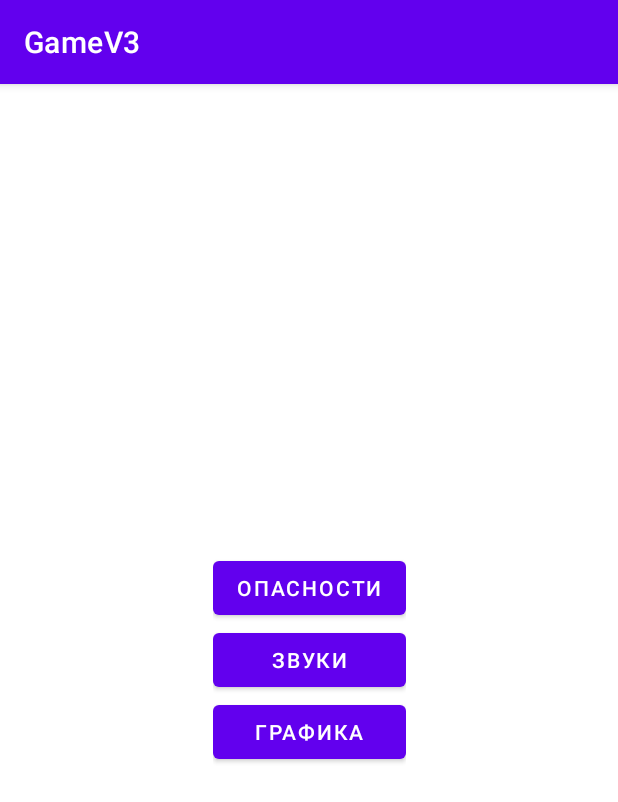
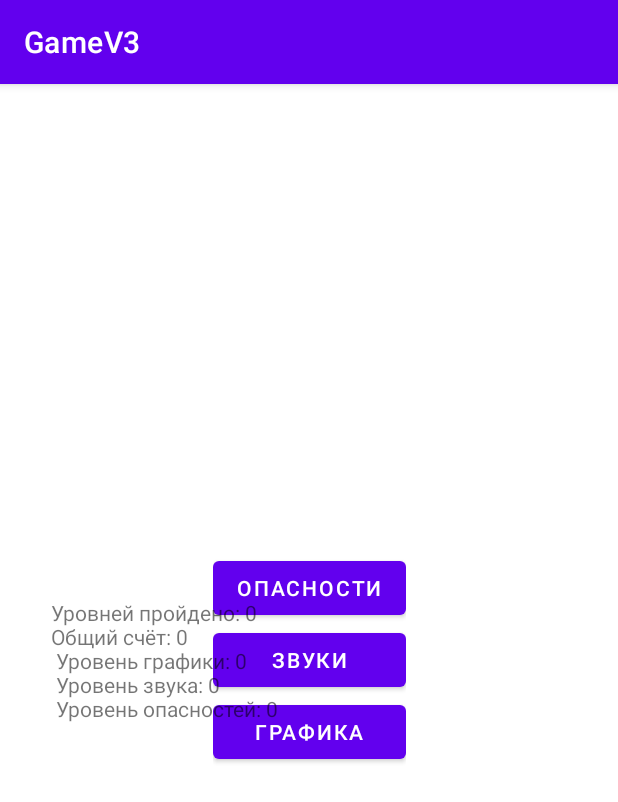
Before and after one commit to iymel-otakpisat/Gamev3, an Android app: the ShopActivity screen opened directly, with no data from a screen before it, on a phone screen of 412 x 824 dp. Shown: the top 802 px of the screen. Run offline under Robolectric (Android 15) with nearby library versions, the phone set to English and light mode, and no system bars.

Commit message:
saving score and game progress

```diff
--- /dev/null
+++ b/app/src/main/java/com/example/gamev3/GameProgress.java
@@ -0,0 +1,54 @@
+package com.example.gamev3;
+
+import android.content.SharedPreferences;
+
+public class GameProgress {
+    boolean gameInProgress;
+    int score;
+    int levelCompleted;
+    int dangerLevel;
+    int graphicsLevel;
+    int soundLevel;
+
+    GameProgress(boolean gameInProgress, int score, int levelCompleted, int dangerLevel, int graphicsLevel, int soundLevel) {
+        this.gameInProgress = gameInProgress;
+        this.score = score;
+        this.levelCompleted = levelCompleted;
+        this.dangerLevel = dangerLevel;
+        this.graphicsLevel = graphicsLevel;
+        this.soundLevel = soundLevel;
+    }
+
+
+    static GameProgress fromPref(SharedPreferences sp) {
+        return new GameProgress(
+                sp.getBoolean("game_in_progress", false),
+                sp.getInt("score", 0),
+                sp.getInt("level_completed", 0),
+                sp.getInt("danger_level", 0),
+                sp.getInt("graphics_level", 0),
+                sp.getInt("sound_level", 0)
+        );
+    }
+
+    public void save(SharedPreferences sp) {
+        SharedPreferences.Editor ed = sp.edit();
+        ed.putBoolean("game_in_progress", gameInProgress);
+        ed.putInt("level_completed", levelCompleted);
+        ed.putInt("score", score);
+        ed.putInt("danger_level", dangerLevel);
+        ed.putInt("graphics_level", graphicsLevel);
+        ed.putInt("sound_level", soundLevel);
+        ed.apply();
+    }
+
+    public void clear(SharedPreferences sp) {
+        gameInProgress = false;
+        score = 0;
+        dangerLevel = 0;
+        graphicsLevel = 0;
+        soundLevel = 0;
+        levelCompleted = 0;
+        save(sp);
+    }
+}
--- a/app/src/main/java/com/example/gamev3/Level0GameView.java
+++ b/app/src/main/java/com/example/gamev3/Level0GameView.java
@@ -40,7 +40,7 @@ public class Level0GameView extends GameView {
         spikes.add(new Spike((float) 0.2, (float) 0.6, (float) 0.1, (float) platformSizeY));
 
         saws = new ArrayList<>();
-        saws.add(new Saw((float) 0.8, (float) 0.1,(float)0.02, (float) 0.1, (float) platformSizeY));
+        saws.add(new Saw((float) 0.4, (float) 0.4, (float) 0.1, (float) 0.5));
 
 
         finish = Finish.from_bottom_part(1.15, 0.2, canvasWidth, canvasHeight, finishImage, finishDoorImage);
--- a/app/src/main/java/com/example/gamev3/Level1GameView.java
+++ b/app/src/main/java/com/example/gamev3/Level1GameView.java
@@ -41,7 +41,7 @@ public class Level1GameView extends GameView {
         spikes.add(new Spike((float) 0.4, (float) 0.2, (float) 0.1, (float) platformSizeY));
 
         saws = new ArrayList<>();
-        saws.add(new Saw((float) 0.4, (float) 0.4,(float) 0.5, (float) 0.1, (float) platformSizeY));
+        saws.add(new Saw((float) 0.4, (float) 0.4, (float) 0.1, (float) platformSizeY));
 
 
         finish = Finish.from_bottom_part(3.1, 0.2, canvasWidth, canvasHeight, finishImage, finishDoorImage);
--- a/app/src/main/java/com/example/gamev3/ShopActivity.java
+++ b/app/src/main/java/com/example/gamev3/ShopActivity.java
@@ -1,10 +1,14 @@
 package com.example.gamev3;
 
 import android.content.Intent;
+import android.content.SharedPreferences;
 import android.os.Bundle;
 import android.widget.Button;
+import android.widget.TextView;
 
 import androidx.appcompat.app.AppCompatActivity;
+
+import java.util.Locale;
 
 public class ShopActivity  extends AppCompatActivity {
 
@@ -12,7 +16,17 @@ public class ShopActivity  extends AppCompatActivity {
     protected void onCreate(Bundle savedInstanceState) {
 
         super.onCreate(savedInstanceState);
+
+        SharedPreferences sp = getSharedPreferences("MyPref", MODE_PRIVATE);
+        GameProgress gp = GameProgress.fromPref(sp);
         setContentView(R.layout.activity_shop);
+
+        TextView t = findViewById(R.id.textView);
+        String text = "Уровней пройдено: " + gp.levelCompleted + "\nОбщий счёт: " + gp.score;
+        text += "\n Уровень графики: " + gp.graphicsLevel;
+        text += "\n Уровень звука: " + gp.soundLevel;
+        text += "\n Уровень опасностей: " + gp.dangerLevel;
+        t.setText(text);
         //Button continuation = findViewById(R.id.button_continue_game);
         //continuation.setOnClickListener(v -> {
         //    Intent myIntent = new Intent(ShopActivity.this, LevelActivity.class);
@@ -22,21 +36,30 @@ public class ShopActivity  extends AppCompatActivity {
         sound.setOnClickListener(v -> {
             //мб создать публичную переменную, а дальше через if
             //тут надо будет хотя бы сделать звук прыжка(мб вообще уберу эту кнопку)
+            ++gp.soundLevel;
+            gp.save(sp);
             Intent myIntent = new Intent(ShopActivity.this, LevelActivity.class);
             ShopActivity.this.startActivity(myIntent);
+            finish();
         });
         Button graphic = findViewById(R.id.graphic_upgrade);
         graphic.setOnClickListener(v -> {
             //пока можно сделать тупо одно изменение графики(например: изначально финишь сделать прямоугольникам, а после то, что уже есть сейчас)
+            ++gp.graphicsLevel;
+            gp.save(sp);
             Intent myIntent = new Intent(ShopActivity.this, LevelActivity.class);
             ShopActivity.this.startActivity(myIntent);
+            finish();
         });
         Button danger = findViewById(R.id.warning_upgrade);
         danger.setOnClickListener(v -> {
             //добавление шипов
             //добавление пил
+            ++gp.dangerLevel;
+            gp.save(sp);
             Intent myIntent = new Intent(ShopActivity.this, LevelActivity.class);
             ShopActivity.this.startActivity(myIntent);
+            finish();
         });
     }
 }
--- a/app/src/main/res/layout/activity_level.xml
+++ b/app/src/main/res/layout/activity_level.xml
@@ -8,6 +8,7 @@
     android:gravity="bottom"
     android:orientation="vertical"
     android:screenOrientation="landscape"
+    android:noHistory="true"
     tools:context=".LevelActivity">
 
     <androidx.constraintlayout.widget.ConstraintLayout
--- a/app/src/main/res/layout/activity_level_complete.xml
+++ b/app/src/main/res/layout/activity_level_complete.xml
@@ -7,6 +7,7 @@
     android:background="#19000000"
     android:orientation="horizontal"
     android:screenOrientation="landscape"
+    android:noHistory="true"
     tools:context=".LevelCompleteActivity">
 
     <LinearLayout
--- a/app/src/main/res/layout/activity_level_gameover.xml
+++ b/app/src/main/res/layout/activity_level_gameover.xml
@@ -7,6 +7,7 @@
     android:background="#19000000"
     android:orientation="horizontal"
     android:screenOrientation="landscape"
+    android:noHistory="true"
     tools:context=".LevelCompleteActivity">
 
     <LinearLayout
--- a/app/src/main/res/layout/activity_main.xml
+++ b/app/src/main/res/layout/activity_main.xml
@@ -6,6 +6,7 @@
     android:layout_height="match_parent"
     android:orientation="horizontal"
     android:screenOrientation="landscape"
+    android:noHistory="true"
     tools:context=".MainActivity">
 
     <LinearLayout
--- a/app/src/main/res/layout/activity_shop.xml
+++ b/app/src/main/res/layout/activity_shop.xml
@@ -6,9 +6,11 @@
     android:layout_height="match_parent"
     android:orientation="horizontal"
     android:screenOrientation="landscape"
+    android:noHistory="true"
     tools:context=".MainActivity">
 
     <LinearLayout
+        android:id="@+id/linearLayout"
         android:layout_width="wrap_content"
         android:layout_height="wrap_content"
         android:orientation="vertical"
@@ -37,5 +39,16 @@
 
     </LinearLayout>
 
+    <TextView
+        android:id="@+id/textView"
+        android:layout_width="wrap_content"
+        android:layout_height="wrap_content"
+        android:text="TextView"
+        app:layout_constraintBottom_toBottomOf="parent"
+        app:layout_constraintEnd_toEndOf="parent"
+        app:layout_constraintHorizontal_bias="0.13"
+        app:layout_constraintStart_toStartOf="parent"
+        app:layout_constraintTop_toTopOf="parent" />
+
 
 </androidx.constraintlayout.widget.ConstraintLayout>
```
Also changed, not shown: app/src/main/java/com/example/gamev3/GameView.java (+4 -3 lines), app/src/main/java/com/example/gamev3/LevelActivity.java (+28 -7 lines), app/src/main/java/com/example/gamev3/MainActivity.java (+14 -1 lines), app/src/main/java/com/example/gamev3/Saw.java (+5 -4 lines).
